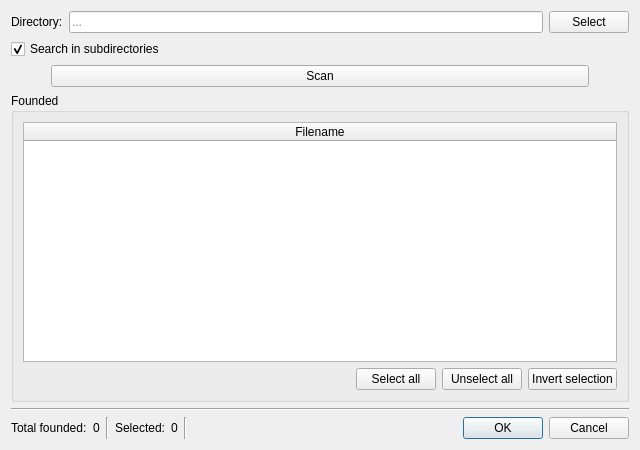
eugene-melnik/alexandra, file src/filmscannerwindow.ui: the form before one commit.
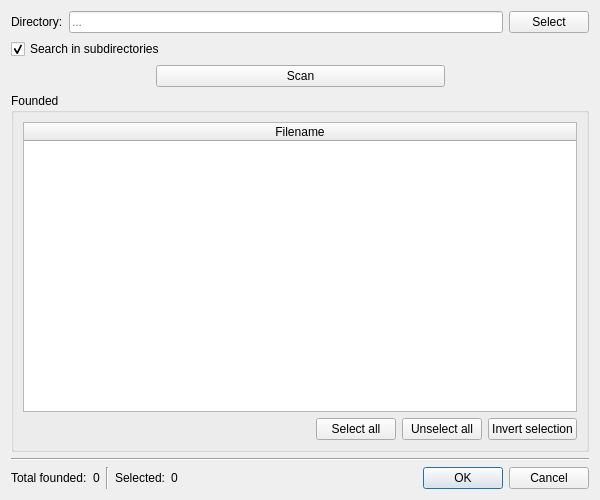
The form after the commit. Icons and pictures are not drawn.

Diff of the .ui file:
```diff
--- a/src/filmscannerwindow.ui
+++ b/src/filmscannerwindow.ui
@@ -9,10 +9,16 @@
    <rect>
     <x>0</x>
     <y>0</y>
-    <width>640</width>
-    <height>450</height>
+    <width>600</width>
+    <height>500</height>
    </rect>
   </property>
+  <property name="minimumSize">
+   <size>
+    <width>500</width>
+    <height>400</height>
+   </size>
+  </property>
   <property name="windowTitle">
    <string>Film scanner</string>
   </property>
@@ -63,7 +69,7 @@
     </widget>
    </item>
    <item>
-    <layout class="QHBoxLayout" name="hl2" stretch="0,1,0">
+    <layout class="QHBoxLayout" name="hl2" stretch="1,2,1">
      <item>
       <spacer name="hs1">
        <property name="orientation">
@@ -226,13 +232,6 @@
        </property>
       </widget>
      </item>
-     <item>
-      <widget class="Line" name="l2">
-       <property name="orientation">
-        <enum>Qt::Vertical</enum>
-       </property>
-      </widget>
-     </item>
      <item>
       <spacer name="horizontalSpacer">
        <property name="orientation">
```
